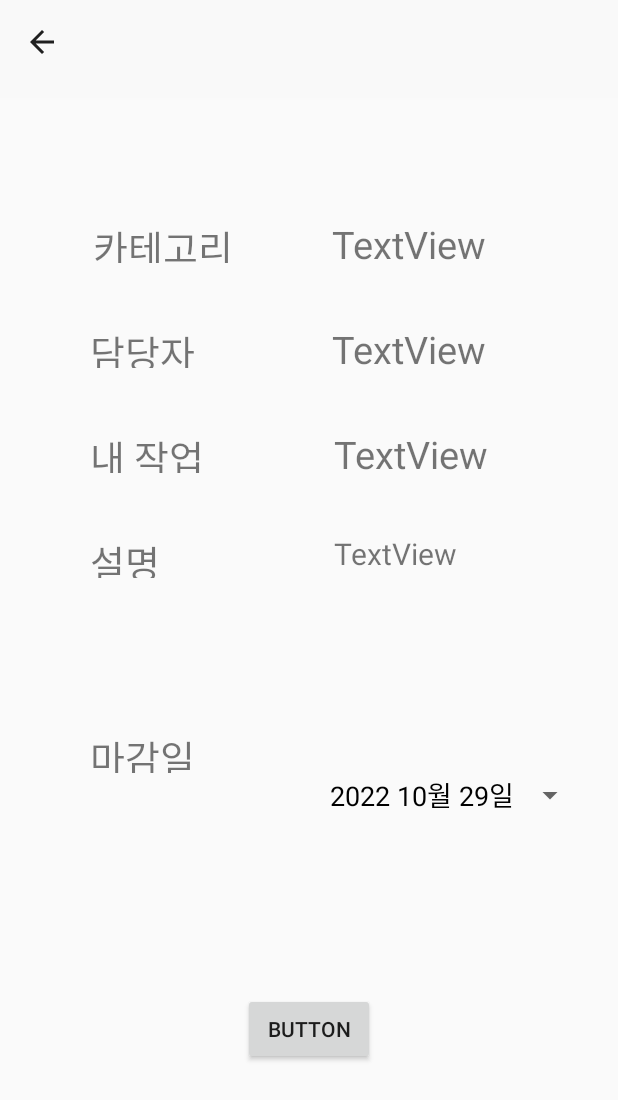
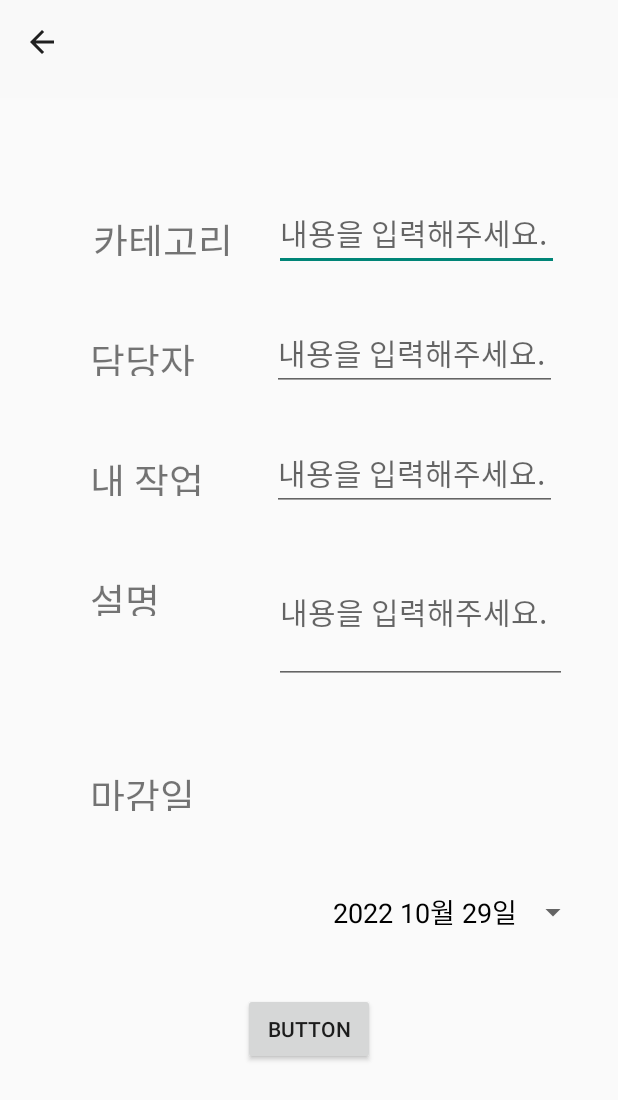
Before and after one commit to ta-mj/TeamProject-Teaming, an Android app: the TaskAdd screen opened directly, with no data from a screen before it, on a phone screen of 412 x 824 dp. Shown: the top 1100 px of the screen. Run offline under Robolectric (Android 15) with nearby library versions, the phone set to English and light mode, and no system bars.

Commit message:
수정한 내용 - 업무추가 화면, 파일업로드 화면 키보드 입력 받을 수 있게 수정

```diff
--- a/app/src/main/AndroidManifest.xml
+++ b/app/src/main/AndroidManifest.xml
@@ -27,6 +27,9 @@
             android:exported="true"/>
         <activity
             android:name=".TeamProjectUI"
+            android:exported="true"/>
+        <activity
+            android:name=".FileUpload"
             android:exported="true"/>
         <activity
             android:name=".AlarmFileTest"
--- a/app/src/main/java/com/example/teamproject/FileUpload.java
+++ b/app/src/main/java/com/example/teamproject/FileUpload.java
@@ -11,7 +11,7 @@ public class FileUpload extends AppCompatActivity{
     @Override
     protected void onCreate(Bundle savedInstanceState) {
         super.onCreate(savedInstanceState);
-        setContentView(R.layout.activity_task_ui);
+        setContentView(R.layout.activity_file_upload);
 
         Toolbar toolbar_back = (Toolbar) findViewById(R.id.toolbar_back);
         setSupportActionBar(toolbar_back);
--- a/app/src/main/res/layout/activity_task_add.xml
+++ b/app/src/main/res/layout/activity_task_add.xml
@@ -27,7 +27,7 @@
         style="?android:spinnerStyle"
         android:layout_width="wrap_content"
         android:layout_height="wrap_content"
-        android:layout_marginStart="90dp"
+        android:layout_marginStart="92dp"
         android:layout_marginRight="50dp"
         android:onClick="openDatePicker"
         android:text="button"
@@ -38,14 +38,14 @@
         app:layout_constraintRight_toRightOf="parent"
         app:layout_constraintStart_toEndOf="@+id/teamProgressView"
         app:layout_constraintTop_toBottomOf="@+id/toolbar_back"
-        app:layout_constraintVertical_bias="0.62" />
+        app:layout_constraintVertical_bias="0.73" />
 
     <TextView
         android:id="@+id/textView7"
         android:layout_width="wrap_content"
         android:layout_height="30dp"
         android:layout_marginStart="5dp"
-        android:layout_marginTop="80dp"
+        android:layout_marginTop="75dp"
         android:text="카테고리"
         android:textSize="25sp"
         app:layout_constraintEnd_toEndOf="parent"
@@ -58,7 +58,7 @@
         android:layout_width="wrap_content"
         android:layout_height="30dp"
         android:layout_marginStart="60dp"
-        android:layout_marginTop="40dp"
+        android:layout_marginTop="50dp"
         android:text="담당자"
         android:textSize="25sp"
         app:layout_constraintStart_toStartOf="parent"
@@ -69,7 +69,7 @@
         android:layout_width="wrap_content"
         android:layout_height="30dp"
         android:layout_marginStart="60dp"
-        android:layout_marginTop="40dp"
+        android:layout_marginTop="50dp"
         android:text="내 작업"
         android:textSize="25sp"
         app:layout_constraintStart_toStartOf="parent"
@@ -80,58 +80,63 @@
         android:layout_width="wrap_content"
         android:layout_height="30dp"
         android:layout_marginStart="60dp"
-        android:layout_marginTop="40dp"
+        android:layout_marginTop="50dp"
         android:text="설명"
         android:textSize="25sp"
         app:layout_constraintStart_toStartOf="parent"
         app:layout_constraintTop_toBottomOf="@+id/textView9" />
 
-    <TextView
-        android:id="@+id/textView11"
-        android:layout_width="wrap_content"
-        android:layout_height="30dp"
-        android:layout_marginTop="80dp"
-        android:text="TextView"
-        android:textSize="25sp"
+    <EditText
+        android:id="@+id/EditText11"
+        android:layout_width="190dp"
+        android:layout_height="50dp"
+        android:layout_marginTop="65dp"
+        android:ellipsize="start"
+        android:hint="내용을 입력해주세요."
+        android:singleLine="true"
+        android:textSize="20sp"
         app:layout_constraintEnd_toEndOf="parent"
-        app:layout_constraintHorizontal_bias="0.718"
-        app:layout_constraintStart_toStartOf="parent"
+        app:layout_constraintHorizontal_bias="0.407"
+        app:layout_constraintStart_toEndOf="@+id/textView7"
         app:layout_constraintTop_toBottomOf="@+id/toolbar_back" />
 
-    <TextView
-        android:id="@+id/textView12"
-        android:layout_width="wrap_content"
-        android:layout_height="30dp"
-        android:layout_marginTop="40dp"
-        android:text="TextView"
-        android:textSize="25sp"
-        app:layout_constraintEnd_toEndOf="parent"
-        app:layout_constraintHorizontal_bias="0.513"
-        app:layout_constraintStart_toEndOf="@+id/textView8"
-        app:layout_constraintTop_toBottomOf="@+id/textView11" />
-
-    <TextView
-        android:id="@+id/textView13"
-        android:layout_width="wrap_content"
-        android:layout_height="30dp"
-        android:layout_marginTop="40dp"
-        android:text="TextView"
-        android:textSize="25sp"
-        app:layout_constraintEnd_toEndOf="parent"
-        app:layout_constraintStart_toEndOf="@+id/textView9"
-        app:layout_constraintTop_toBottomOf="@+id/textView12" />
-
-    <TextView
-        android:id="@+id/textView14"
-        android:layout_width="153dp"
-        android:layout_height="95dp"
-        android:layout_marginTop="40dp"
-        android:text="TextView"
+    <EditText
+        android:id="@+id/EditText12"
+        android:layout_width="190dp"
+        android:layout_height="50dp"
+        android:layout_marginTop="30dp"
+        android:hint="내용을 입력해주세요."
+        android:singleLine="true"
         android:textSize="20sp"
         app:layout_constraintEnd_toEndOf="parent"
-        app:layout_constraintHorizontal_bias="0.763"
+        app:layout_constraintHorizontal_bias="0.557"
+        app:layout_constraintStart_toEndOf="@+id/textView8"
+        app:layout_constraintTop_toBottomOf="@+id/EditText11" />
+
+    <EditText
+        android:id="@+id/EditText13"
+        android:layout_width="190dp"
+        android:layout_height="50dp"
+        android:layout_marginTop="30dp"
+        android:hint="내용을 입력해주세요."
+        android:singleLine="true"
+        android:textSize="20sp"
+        app:layout_constraintEnd_toEndOf="parent"
+        app:layout_constraintHorizontal_bias="0.528"
+        app:layout_constraintStart_toEndOf="@+id/textView9"
+        app:layout_constraintTop_toBottomOf="@+id/EditText12" />
+
+    <EditText
+        android:id="@+id/EditText14"
+        android:layout_width="195dp"
+        android:layout_height="95dp"
+        android:layout_marginTop="20dp"
+        android:hint="내용을 입력해주세요."
+        android:textSize="20sp"
+        app:layout_constraintEnd_toEndOf="parent"
+        app:layout_constraintHorizontal_bias="0.69"
         app:layout_constraintStart_toEndOf="@+id/textView10"
-        app:layout_constraintTop_toBottomOf="@+id/textView13" />
+        app:layout_constraintTop_toBottomOf="@+id/EditText13" />
 
     <Button
         android:id="@+id/button2"
```
Also changed, not shown: app/src/main/res/layout/activity_file_upload.xml (+46 -39 lines).
